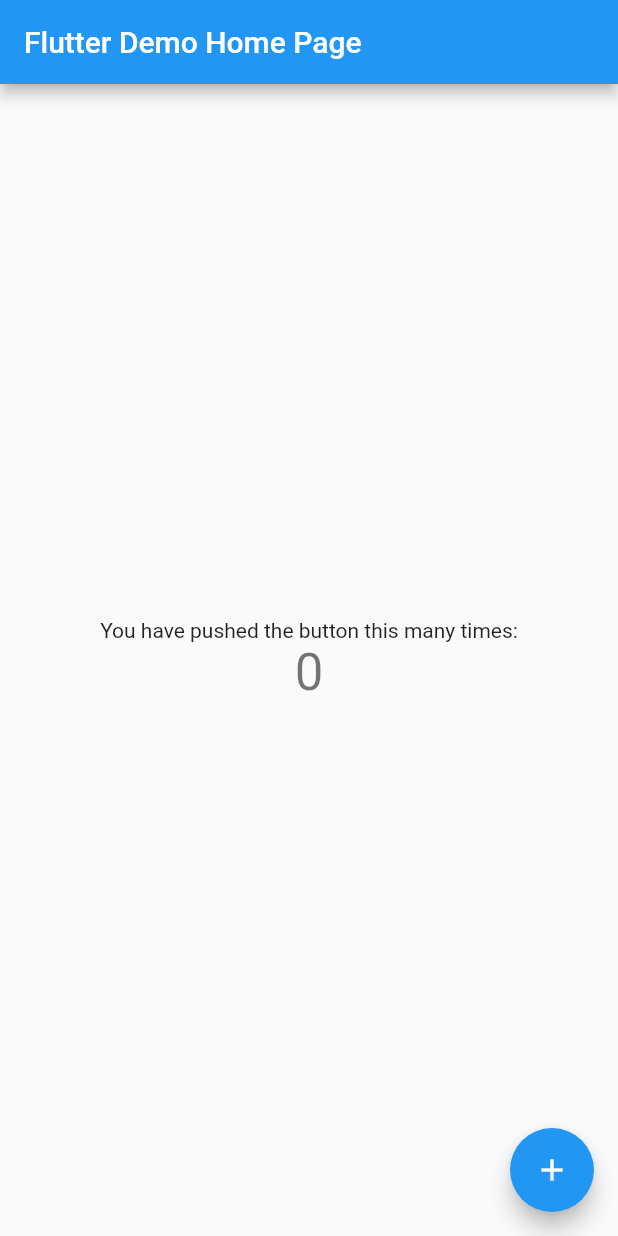
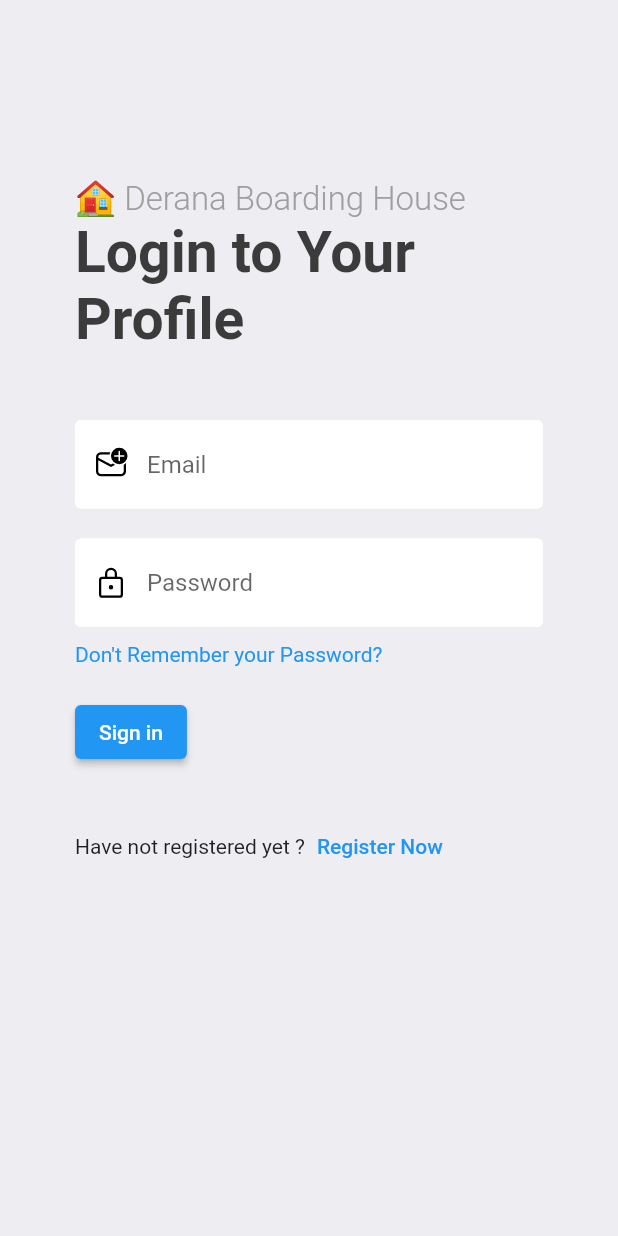
Before and after one commit to tharoosha/derana_boarding, a Flutter app: the screen it shows after launch, on a phone screen of 412 x 824 dp. Run offline on Flutter 3.47's test engine with Material 2 defaults, Android fonts, the phone set to English and light mode, and no system bars; our stand-ins replace firebase_auth, firebase_core, fluentui_icons, flutter_spinkit; accounts and stored records are empty.

Commit message:
Login and Sign up page demo

```diff
--- a/lib/main.dart
+++ b/lib/main.dart
@@ -1,115 +1,29 @@
+import 'package:derana_boarding/screens/wrapper.dart';
+import 'package:derana_boarding/services/auth.dart';
+import 'package:derana_boarding/utils/app_styles.dart';
+import 'package:firebase_auth/firebase_auth.dart';
+import 'package:firebase_core/firebase_core.dart';
 import 'package:flutter/material.dart';
+import 'package:provider/provider.dart';
 
-void main() {
-  runApp(const MyApp());
+void main() async {
+  WidgetsFlutterBinding.ensureInitialized();
+await Firebase.initializeApp();
+runApp(MyApp());
 }
 
 class MyApp extends StatelessWidget {
-  const MyApp({super.key});
-
   // This widget is the root of your application.
   @override
   Widget build(BuildContext context) {
-    return MaterialApp(
-      title: 'Flutter Demo',
-      theme: ThemeData(
-        // This is the theme of your application.
-        //
-        // Try running your application with "flutter run". You'll see the
-        // application has a blue toolbar. Then, without quitting the app, try
-        // changing the primarySwatch below to Colors.green and then invoke
-        // "hot reload" (press "r" in the console where you ran "flutter run",
-        // or simply save your changes to "hot reload" in a Flutter IDE).
-        // Notice that the counter didn't reset back to zero; the application
-        // is not restarted.
-        primarySwatch: Colors.blue,
+    return StreamProvider<User?>.value(
+      value: AuthService().user,
+        initialData: null,
+        child: MaterialApp(
+          debugShowCheckedModeBanner: false,
+          home: Wrapper(),
       ),
-      home: const MyHomePage(title: 'Flutter Demo Home Page'),
+
     );
   }
 }
-
-class MyHomePage extends StatefulWidget {
-  const MyHomePage({super.key, required this.title});
-
-  // This widget is the home page of your application. It is stateful, meaning
-  // that it has a State object (defined below) that contains fields that affect
-  // how it looks.
-
-  // This class is the configuration for the state. It holds the values (in this
-  // case the title) provided by the parent (in this case the App widget) and
-  // used by the build method of the State. Fields in a Widget subclass are
-  // always marked "final".
-
-  final String title;
-
-  @override
-  State<MyHomePage> createState() => _MyHomePageState();
-}
-
-class _MyHomePageState extends State<MyHomePage> {
-  int _counter = 0;
-
-  void _incrementCounter() {
-    setState(() {
-      // This call to setState tells the Flutter framework that something has
-      // changed in this State, which causes it to rerun the build method below
-      // so that the display can reflect the updated values. If we changed
-      // _counter without calling setState(), then the build method would not be
-      // called again, and so nothing would appear to happen.
-      _counter++;
-    });
-  }
-
-  @override
-  Widget build(BuildContext context) {
-    // This method is rerun every time setState is called, for instance as done
-    // by the _incrementCounter method above.
-    //
-    // The Flutter framework has been optimized to make rerunning build methods
-    // fast, so that you can just rebuild anything that needs updating rather
-    // than having to individually change instances of widgets.
-    return Scaffold(
-      appBar: AppBar(
-        // Here we take the value from the MyHomePage object that was created by
-        // the App.build method, and use it to set our appbar title.
-        title: Text(widget.title),
-      ),
-      body: Center(
-        // Center is a layout widget. It takes a single child and positions it
-        // in the middle of the parent.
-        child: Column(
-          // Column is also a layout widget. It takes a list of children and
-          // arranges them vertically. By default, it sizes itself to fit its
-          // children horizontally, and tries to be as tall as its parent.
-          //
-          // Invoke "debug painting" (press "p" in the console, choose the
-          // "Toggle Debug Paint" action from the Flutter Inspector in Android
-          // Studio, or the "Toggle Debug Paint" command in Visual Studio Code)
-          // to see the wireframe for each widget.
-          //
-          // Column has various properties to control how it sizes itself and
-          // how it positions its children. Here we use mainAxisAlignment to
-          // center the children vertically; the main axis here is the vertical
-          // axis because Columns are vertical (the cross axis would be
-          // horizontal).
-          mainAxisAlignment: MainAxisAlignment.center,
-          children: <Widget>[
-            const Text(
-              'You have pushed the button this many times:',
-            ),
-            Text(
-              '$_counter',
-              style: Theme.of(context).textTheme.headlineMedium,
-            ),
-          ],
-        ),
-      ),
-      floatingActionButton: FloatingActionButton(
-        onPressed: _incrementCounter,
-        tooltip: 'Increment',
-        child: const Icon(Icons.add),
-      ), // This trailing comma makes auto-formatting nicer for build methods.
-    );
-  }
-}
--- /dev/null
+++ b/lib/screens/authenticate/authenticate.dart
@@ -0,0 +1,29 @@
+import "package:derana_boarding/screens/authenticate/register.dart";
+import "package:derana_boarding/screens/authenticate/sign_in.dart";
+import "package:flutter/material.dart";
+
+class Authenticate extends StatefulWidget {
+  @override
+  State<Authenticate> createState() => _AuthenticateState();
+}
+
+class _AuthenticateState extends State<Authenticate> {
+  bool showSignIn = true;
+  void toggleView() {
+    setState(() {
+      showSignIn = !showSignIn;
+    });
+  }
+
+  @override
+  Widget build(BuildContext context) {
+    // return Container(
+    //     // child: SignIn(),
+    //     child: Register());
+    if (showSignIn) {
+      return SignIn(toggleView: toggleView);
+    } else {
+      return Register(toggleView: toggleView);
+    }
+  }
+}
--- /dev/null
+++ b/lib/screens/authenticate/sign_in.dart
@@ -0,0 +1,156 @@
+import 'package:derana_boarding/services/auth.dart';
+import 'package:derana_boarding/utils/app_styles.dart';
+import 'package:fluentui_icons/fluentui_icons.dart';
+import 'package:flutter/material.dart';
+import 'package:flutter/src/widgets/framework.dart';
+import 'package:flutter/src/widgets/placeholder.dart';
+
+import '../../shared/constants.dart';
+import '../../shared/loarding.dart';
+
+class SignIn extends StatefulWidget {
+  final Function toggleView;
+  const SignIn({required this.toggleView});
+
+  @override
+  State<SignIn> createState() => _SignInState();
+}
+
+class _SignInState extends State<SignIn> {
+  final AuthService _auth = AuthService();
+  final _formKey = GlobalKey<FormState>();
+  String error = '';
+
+  bool loading = false;
+
+  // text field state
+  String email = '';
+  String password = '';
+
+  @override
+  Widget build(BuildContext context) {
+    return loading ? Loading() : Scaffold(
+        backgroundColor: Color(0xffeeedf2),
+        // appBar: AppBar(
+        //   // backgroundColor: Colors.brown[400],
+        //   // elevation: 0.0,
+        //   // title: Text('Sign in to brew crew'),
+        //   actions: <Widget>[
+        //     ElevatedButton(
+        //       child: Text("Register"),
+        //       // style: ElevatedButton.styleFrom(
+        //       //   // primary: Colors.white,
+        //       // ),
+        //       onPressed: () {
+        //         widget.toggleView();
+        //       },
+        //     )
+        //   ],
+        // ),
+        body: Container(
+          padding: EdgeInsets.symmetric(vertical: 20, horizontal: 50),
+          // child: ElevatedButton(
+          //     child: Text('Sign in anon'),
+          //     onPressed: () async {
+          //       dynamic result = await _auth.signInAnon();
+          //       if (result == null) {
+          //         print("error signing in");
+          //       } else {
+          //         print("signed in");
+          //         print(result);
+          //       }
+          //     }),
+          child: Form(
+            key: _formKey,
+            child: Column(
+              mainAxisAlignment: MainAxisAlignment.start,
+              crossAxisAlignment: CrossAxisAlignment.start,
+              children: <Widget>[
+                SizedBox(height: 100),
+                Text(
+                  "🏠 Derana Boarding House",
+                  style: Styles.headlineStyle3
+                      .copyWith(fontSize: 22.0, fontWeight: FontWeight.w300),
+                ),
+                Text(
+                  "Login to Your Profile",
+                  style: Styles.headlineStyle2.copyWith(fontSize: 38),
+                ),
+                const SizedBox(
+                  height: 44.0,
+                ),
+                TextFormField(
+                    decoration: textInputDecoration,
+                    validator: (val) => val!.isEmpty ? 'Enter an email' : null,
+                    onChanged: (val) {
+                      setState(() => email = val);
+                    }),
+                SizedBox(height: 20),
+                TextFormField(
+                    decoration: textInputDecoration.copyWith(
+                        prefixIcon: Icon(
+                          FluentSystemIcons.ic_fluent_lock_regular,
+                          color: Colors.black,
+                        ),
+                        hintText: "Password"),
+                    validator: (val) => val!.length < 6
+                        ? 'Enter a password 6+ chars long'
+                        : null,
+                    obscureText: true,
+                    onChanged: (val) {
+                      setState(() => password = val);
+                    }),
+                SizedBox(
+                  height: 10,
+                ),
+                const Text(
+                  "Don't Remember your Password?",
+                  style: TextStyle(color: Colors.blue),
+                ),
+                SizedBox(height: 20),
+                ElevatedButton(
+                  child: const Text(
+                    "Sign in",
+                    style: TextStyle(color: Colors.white),
+                  ),
+                  onPressed: () async {
+                    // print(email);
+                    // print(password);
+                    if (_formKey.currentState!.validate()) {
+                      setState(() {
+                        loading = true;
+                      });
+                      dynamic result = await _auth.signInWithEmailAndPassword(
+                          email, password);
+                      if (result == null) {
+                        setState(() {
+                          error = 'Could not sign in with those credentials';
+                          loading = false;
+                        });
+                      }
+                    }
+                  },
+                  // Color: Colors.pink[400],
+                ),
+                SizedBox(height: 12.0),
+                Text(
+                  error,
+                  style: TextStyle(color: Colors.red, fontSize: 14.0),
+                ),
+                Row(
+                  children: [
+                    Text("Have not registered yet ?"),
+                    TextButton(
+                      onPressed: () {
+                        widget.toggleView();
+                      },
+                      child: Text('Register Now'),
+                    )
+                  ],
+                ),
+              ],
+            ),
+          ),
+        ));
+  }
+}
--- /dev/null
+++ b/lib/screens/wrapper.dart
@@ -0,0 +1,21 @@
+import 'package:derana_boarding/screens/authenticate/authenticate.dart';
+import 'package:derana_boarding/screens/home/home.dart';
+import 'package:firebase_auth/firebase_auth.dart';
+import 'package:flutter/src/widgets/framework.dart';
+import 'package:flutter/src/widgets/placeholder.dart';
+import 'package:provider/provider.dart';
+
+class Wrapper extends StatelessWidget {
+  @override
+  Widget build(BuildContext context) {
+    final user = Provider.of<User?>(context);
+    print(user);
+    // return either Home or Authenticate widget
+    // return Authenticate();
+    if (user == null) {
+      return Authenticate();
+    } else {
+      return Home();
+    }
+  }
+}
--- /dev/null
+++ b/lib/shared/constants.dart
@@ -0,0 +1,13 @@
+import 'package:fluentui_icons/fluentui_icons.dart';
+import 'package:flutter/material.dart';
+
+const textInputDecoration = InputDecoration(
+    hintText: 'Email',
+    fillColor: Colors.white,
+    filled: true,
+    enabledBorder: OutlineInputBorder(
+        borderSide: BorderSide(color: Colors.white, width: 2)),
+    focusedBorder: OutlineInputBorder(
+        borderSide: BorderSide(color: Colors.pink, width: 2)),
+    prefixIcon: Icon(FluentSystemIcons.ic_fluent_mail_add_regular, color: Colors.black,)
+    );
--- /dev/null
+++ b/lib/utils/app_styles.dart
@@ -0,0 +1,34 @@
+import 'package:flutter/material.dart';
+
+// Color primary = const Color(0xff687daf);
+
+double mainMargin = 18;
+double subMargin = 14;
+
+double buttonRadius = 8;
+double mainMarginHalf = 9;
+
+const Color primary = Color(0xFF2C3137);
+const Color secondary = Color(0xFF2C3137);
+const Color black = Color(0xFF000000);
+const Color white = Color(0xFFFFFFFF);
+const Color grey = Color(0xFFF6F6F6);
+const Color red = Color(0xFFec5766);
+const Color green = Color(0xFF43aa8b);
+const Color blue = Color(0xFF28c2ff);
+const Color errorColor = red;
+
+const Color succses = green;
+
+class Styles {
+  static Color primaryColor = primary;
+  static Color textColor = const Color(0xFF3B3B3B);
+  static Color bgColor = const Color(0xffeeedf2);
+  static Color orangeColor = const Color(0xff526799);
+
+  static TextStyle textStyle = TextStyle(fontSize: 16, color: textColor, fontWeight: FontWeight.w500);
+  static TextStyle headlineStyle1 = TextStyle(fontSize: 26, color: textColor, fontWeight: FontWeight.bold);
+  static TextStyle headlineStyle2 = TextStyle(fontSize: 21, color: textColor, fontWeight: FontWeight.bold);
+  static TextStyle headlineStyle3 = TextStyle(fontSize: 17, color: Colors.grey.shade500, fontWeight: FontWeight.bold);
+  static TextStyle headlineStyle4 = TextStyle(fontSize: 14, color: Colors.grey.shade500, fontWeight: FontWeight.bold);
+}
--- a/pubspec.yaml
+++ b/pubspec.yaml
@@ -37,6 +37,10 @@
   cupertino_icons: ^1.0.2
   firebase_auth: ^4.2.6
   cloud_firestore: ^4.3.2
+  provider: ^6.0.5
+
+  fluentui_icons: ^1.0.0
+  flutter_spinkit: ^5.1.0
 
 dev_dependencies:
   flutter_test:
```
Also changed, not shown: lib/screens/authenticate/register.dart (added, +177 -0 lines), lib/screens/home/home.dart (added, +37 -0 lines), lib/services/auth.dart (added, +72 -0 lines), lib/shared/loarding.dart (added, +20 -0 lines), pubspec.lock.
